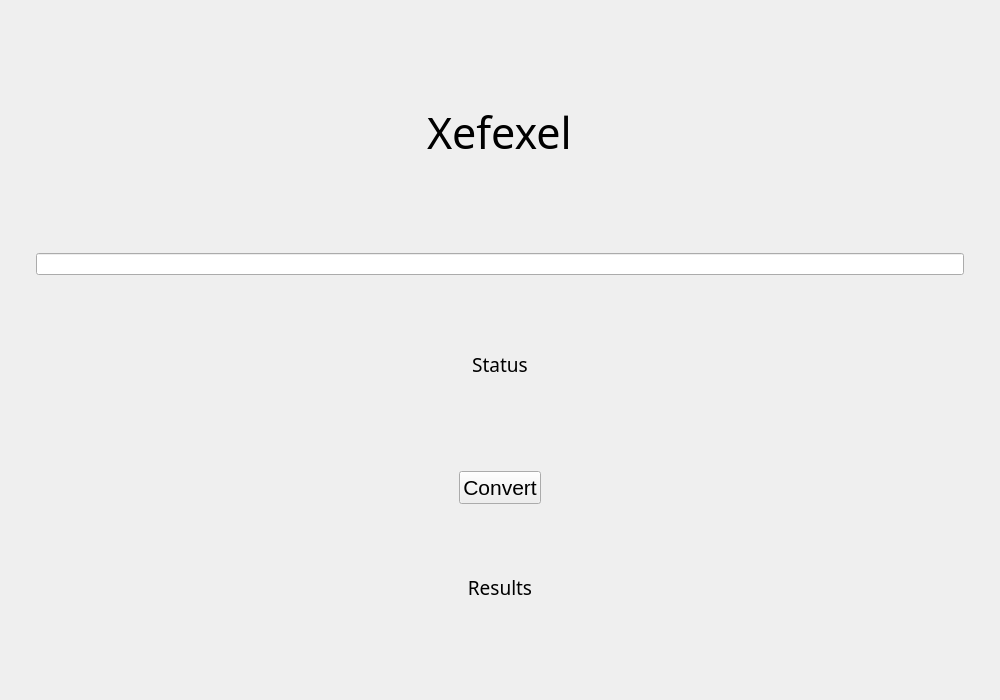
Above: Xefexcel/mainwindow.ui from OskarPodgorski/Xefexcel before the change. Below: the same form after it.
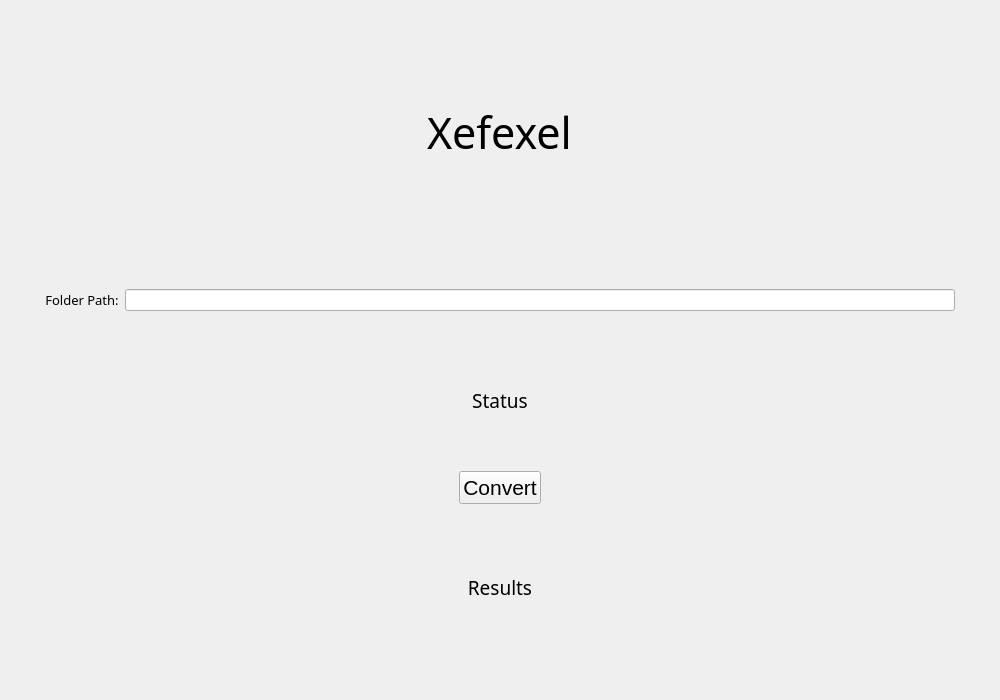
That is the form after the change.

Commit message: status label returns xml files founded count

Diff of the .ui file:
```diff
--- a/Xefexcel/mainwindow.ui
+++ b/Xefexcel/mainwindow.ui
@@ -44,7 +44,29 @@
            <widget class="QWidget" name="midWidget" native="true">
             <layout class="QVBoxLayout" name="verticalLayout_2">
              <item>
-              <widget class="QLineEdit" name="urlLine"/>
+              <widget class="QWidget" name="urlWidget" native="true">
+               <layout class="QHBoxLayout" name="horizontalLayout_3">
+                <item>
+                 <widget class="QLabel" name="urlLabel">
+                  <property name="font">
+                   <font>
+                    <family>Bahnschrift SemiLight</family>
+                    <pointsize>10</pointsize>
+                   </font>
+                  </property>
+                  <property name="text">
+                   <string>Folder Path:</string>
+                  </property>
+                  <property name="alignment">
+                   <set>Qt::AlignmentFlag::AlignCenter</set>
+                  </property>
+                 </widget>
+                </item>
+                <item>
+                 <widget class="QLineEdit" name="urlLine"/>
+                </item>
+               </layout>
+              </widget>
              </item>
              <item>
               <widget class="QLabel" name="statusLabel">
```
The commit also changes 5 other files.
